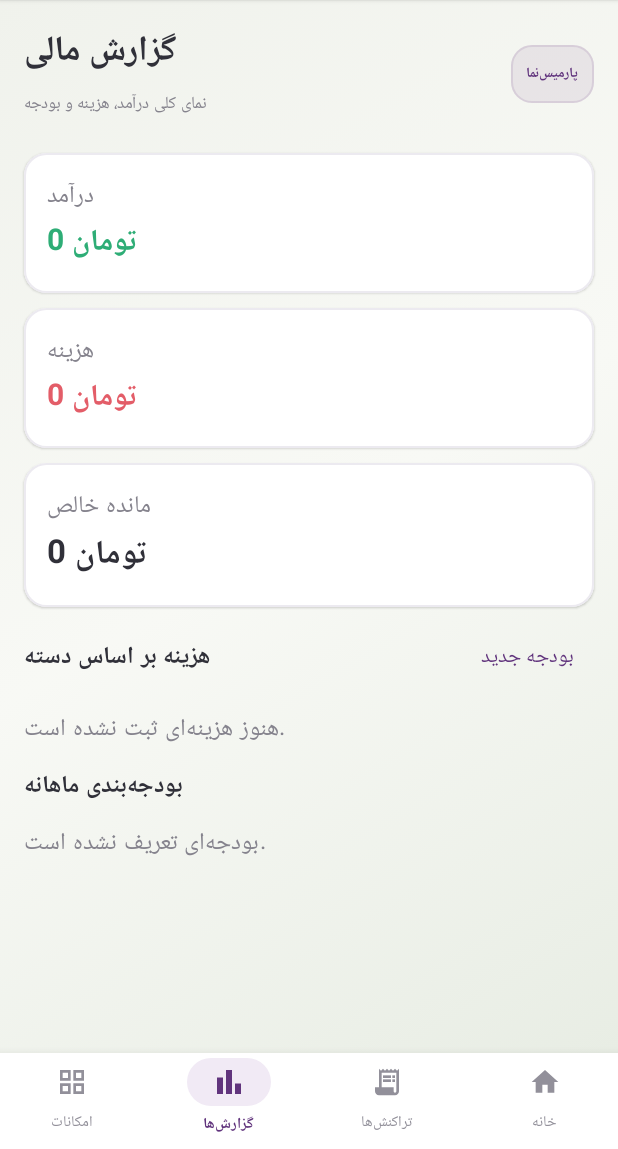
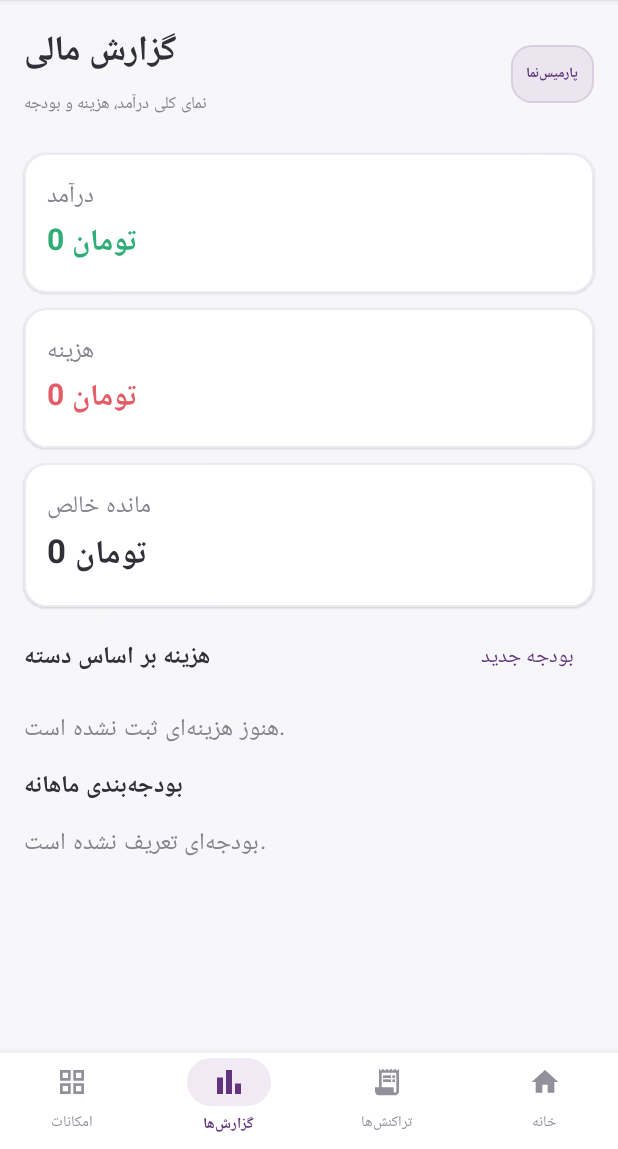
Before and after one commit to striran/family-finance-android, an Android app built with Jetpack Compose: the screen it shows after launch (MainActivity), item 2 of the bottom bar chosen, on a phone screen of 412 x 824 dp, the part 87-1236 px from its top. Run offline under Robolectric (Android 15) with nearby library versions, the phone set to English and light mode, and no system bars; 2 statements that could not run were skipped.

Commit message:
Finish light-mode readability and remove remaining legacy gradients

```diff
--- a/app/src/main/java/ir/striran/familyfinance/MainActivity.kt
+++ b/app/src/main/java/ir/striran/familyfinance/MainActivity.kt
@@ -338,7 +338,7 @@ fun FinanceApp(db: FinanceDatabase, onExport: () -> Unit, onImport: () -> Unit,
     when(dialog) {
             "transaction" -> TransactionDialog(db,accounts,dark,onDismiss={dialog=""},onSave={a,t,c,v,n->db.addTransaction(a,t,c,v,n).also{if(it)refresh++}})
             "edit" -> selected?.let { EditDialog(db,it,accounts,dark,onDismiss={dialog="";selected=null},onSave={a,t,c,v,n->db.updateTransaction(it.id,a,t,c,v,n).also{ok->if(ok)refresh++}}) }
-            "delete" -> selected?.let { AlertDialog(onDismissRequest={dialog="";selected=null},containerColor=if(dark) panel else Color(0xFFF8F9F5),title={Text("حذف تراکنش",color=Color.White)},text={GlassDialogBody(dark=dark) { Text("این تراکنش حذف و موجودی حساب اصلاح شود؟",color=Color.White) }},confirmButton={TextButton(onClick={if(db.deleteTransaction(it.id)){refresh++;dialog="";selected=null}else{Toast.makeText(context,"حذف انجام نشد؛ موجودی یا نوع تراکنش را بررسی کنید.",Toast.LENGTH_LONG).show()}}){Text("حذف")}},dismissButton={TextButton(onClick={dialog="";selected=null}){Text("انصراف")}}) }
+            "delete" -> selected?.let { AlertDialog(onDismissRequest={dialog="";selected=null},containerColor=if(dark) panel else Color(0xFFF8F9F5),title={Text("حذف تراکنش",color=if(dark)Color.White else Color(0xFF303039))},text={GlassDialogBody(dark=dark) { Text("این تراکنش حذف و موجودی حساب اصلاح شود؟",color=if(dark)Color.White else Color(0xFF303039)) }},confirmButton={TextButton(onClick={if(db.deleteTransaction(it.id)){refresh++;dialog="";selected=null}else{Toast.makeText(context,"حذف انجام نشد؛ موجودی یا نوع تراکنش را بررسی کنید.",Toast.LENGTH_LONG).show()}}){Text("حذف")}},dismissButton={TextButton(onClick={dialog="";selected=null}){Text("انصراف")}}) }
             "transfer" -> TransferDialog(accounts,dark,onDismiss={dialog=""},onSave={a,b,v,n->db.transfer(a,b,v,n).also{if(it)refresh++}})
             "member" -> SimpleNameDialog("افزودن عضو خانواده","نام عضو",dark,onDismiss={dialog=""},onSave={db.addMember(it).also{ok->if(ok)refresh++}})
             "account" -> AccountDialog(db.members(),dark,onDismiss={dialog=""},onSave={a,n->db.addAccount(a,n).also{if(it)refresh++}})
@@ -351,11 +351,11 @@ fun FinanceApp(db: FinanceDatabase, onExport: () -> Unit, onImport: () -> Unit,
             "markReceived" -> selectedReceivable?.let { receivable -> AlertDialog(onDismissRequest={dialog="";selectedReceivable=null},title={Text("ثبت دریافت طلب")},text={Text("مبلغ ${money(receivable.amount)} از ${receivable.person} دریافت شده است؟")},confirmButton={TextButton(onClick={if(db.markReceivableReceived(receivable.id))refresh++;dialog="";selectedReceivable=null}){Text("ثبت دریافت")}},dismissButton={TextButton(onClick={dialog="";selectedReceivable=null}){Text("انصراف")}}) }
             "deleteReceivable" -> selectedReceivable?.let { receivable -> AlertDialog(onDismissRequest={dialog="";selectedReceivable=null},title={Text("حذف طلب")},text={Text("طلب ثبت‌شده از ${receivable.person} حذف شود؟")},confirmButton={TextButton(onClick={db.deleteReceivable(receivable.id);refresh++;dialog="";selectedReceivable=null}){Text("حذف",color=pink)}},dismissButton={TextButton(onClick={dialog="";selectedReceivable=null}){Text("انصراف")}}) }
             "payDebt" -> selectedInstallment?.let { installment -> PayDebtDialog(installment,accounts,dark,onDismiss={dialog="";selectedInstallment=null},onSave={accountId->db.payDebtInstallment(installment.id,accountId).also{if(it)refresh++}}) }
-            "deleteDebt" -> selectedDebt?.let { debt -> AlertDialog(onDismissRequest={dialog="";selectedDebt=null},containerColor=if(dark) panel else Color(0xFFF8F9F5),title={Text("حذف بدهی",color=Color.White)},text={GlassDialogBody(dark=dark){Text(if(debt.paidAmount>0)"برای این بدهی پرداخت ثبت شده و حذف آن مجاز نیست." else "بدهی «${debt.title}» و اقساط آن حذف شود؟",color=Color.White)}},confirmButton={TextButton(onClick={if(db.deleteDebt(debt.id)){refresh++;dialog="";selectedDebt=null}else Toast.makeText(context,"بدهی دارای پرداخت قبلی قابل حذف نیست.",Toast.LENGTH_LONG).show()}){Text("حذف",color=pink)}},dismissButton={TextButton(onClick={dialog="";selectedDebt=null}){Text("انصراف")}}) }
+            "deleteDebt" -> selectedDebt?.let { debt -> AlertDialog(onDismissRequest={dialog="";selectedDebt=null},containerColor=if(dark) panel else Color(0xFFF8F9F5),title={Text("حذف بدهی",color=if(dark)Color.White else Color(0xFF303039))},text={GlassDialogBody(dark=dark){Text(if(debt.paidAmount>0)"برای این بدهی پرداخت ثبت شده و حذف آن مجاز نیست." else "بدهی «${debt.title}» و اقساط آن حذف شود؟",color=if(dark)Color.White else Color(0xFF303039))}},confirmButton={TextButton(onClick={if(db.deleteDebt(debt.id)){refresh++;dialog="";selectedDebt=null}else Toast.makeText(context,"بدهی دارای پرداخت قبلی قابل حذف نیست.",Toast.LENGTH_LONG).show()}){Text("حذف",color=pink)}},dismissButton={TextButton(onClick={dialog="";selectedDebt=null}){Text("انصراف")}}) }
             "goal" -> GoalDialog(dark,onDismiss={dialog=""},onSave={t,v->db.addGoal(t,v).also{if(it)refresh++}})
             "contribute" -> selectedGoal?.let { goal -> GoalContributionDialog(goal,dark,onDismiss={dialog="";selectedGoal=null},onSave={amount->db.contributeGoal(goal.id,amount).also{if(it)refresh++}}) }
-            "deleteGoal" -> selectedGoal?.let { goal -> AlertDialog(onDismissRequest={dialog="";selectedGoal=null},containerColor=if(dark) panel else Color(0xFFF8F9F5),title={Text("حذف هدف",color=Color.White)},text={GlassDialogBody(dark=dark) { Text("هدف «"+goal.title+"» حذف شود؟",color=Color.White) }},confirmButton={TextButton(onClick={db.deleteGoal(goal.id);refresh++;dialog="";selectedGoal=null}){Text("حذف",color=pink)}},dismissButton={TextButton(onClick={dialog="";selectedGoal=null}){Text("انصراف")}}) }
-            "deleteBudget" -> selectedBudget?.let { budget -> AlertDialog(onDismissRequest={dialog="";selectedBudget=null},containerColor=if(dark) panel else Color(0xFFF8F9F5),title={Text("حذف بودجه",color=Color.White)},text={GlassDialogBody(dark=dark) { Text("بودجه «"+budget.category+"» حذف شود؟",color=Color.White) }},confirmButton={TextButton(onClick={db.deleteBudget(budget.id);refresh++;dialog="";selectedBudget=null}){Text("حذف",color=pink)}},dismissButton={TextButton(onClick={dialog="";selectedBudget=null}){Text("انصراف")}}) }
+            "deleteGoal" -> selectedGoal?.let { goal -> AlertDialog(onDismissRequest={dialog="";selectedGoal=null},containerColor=if(dark) panel else Color(0xFFF8F9F5),title={Text("حذف هدف",color=if(dark)Color.White else Color(0xFF303039))},text={GlassDialogBody(dark=dark) { Text("هدف «"+goal.title+"» حذف شود؟",color=if(dark)Color.White else Color(0xFF303039)) }},confirmButton={TextButton(onClick={db.deleteGoal(goal.id);refresh++;dialog="";selectedGoal=null}){Text("حذف",color=pink)}},dismissButton={TextButton(onClick={dialog="";selectedGoal=null}){Text("انصراف")}}) }
+            "deleteBudget" -> selectedBudget?.let { budget -> AlertDialog(onDismissRequest={dialog="";selectedBudget=null},containerColor=if(dark) panel else Color(0xFFF8F9F5),title={Text("حذف بودجه",color=if(dark)Color.White else Color(0xFF303039))},text={GlassDialogBody(dark=dark) { Text("بودجه «"+budget.category+"» حذف شود؟",color=if(dark)Color.White else Color(0xFF303039)) }},confirmButton={TextButton(onClick={db.deleteBudget(budget.id);refresh++;dialog="";selectedBudget=null}){Text("حذف",color=pink)}},dismissButton={TextButton(onClick={dialog="";selectedBudget=null}){Text("انصراف")}}) }
             "cheque" -> ChequeDialog(dark,onDismiss={dialog=""},onSave={type,number,bank,person,amount,due,note->db.addCheque(type,number,bank,person,amount,due,note).also{if(it)refresh++}})
             "deleteCheque" -> selectedCheque?.let { cheque -> AlertDialog(onDismissRequest={dialog="";selectedCheque=null},title={Text("حذف چک")},text={Text("چک شماره ${cheque.number} حذف شود؟")},confirmButton={TextButton(onClick={db.deleteCheque(cheque.id);refresh++;dialog="";selectedCheque=null}){Text("حذف",color=pink)}},dismissButton={TextButton(onClick={dialog="";selectedCheque=null}){Text("انصراف")}}) }
         }
@@ -405,7 +405,7 @@ fun FinanceApp(db: FinanceDatabase, onExport: () -> Unit, onImport: () -> Unit,
     var number by remember{mutableStateOf("")};var bank by remember{mutableStateOf("")};var person by remember{mutableStateOf("")}
     var amount by remember{mutableStateOf("")};var note by remember{mutableStateOf("")}
     var due by remember{mutableLongStateOf(System.currentTimeMillis())};var error by remember{mutableStateOf(false)}
-    AlertDialog(onDismissRequest=onDismiss,containerColor=if(dark)panel else Color(0xFFF8F9F5),title={Text("ثبت چک جدید",color=Color.White)},text={GlassDialogBody(dark=dark){
+    AlertDialog(onDismissRequest=onDismiss,containerColor=if(dark)panel else Color(0xFFF8F9F5),title={Text("ثبت چک جدید",color=if(dark)Color.White else Color(0xFF303039))},text={GlassDialogBody(dark=dark){
         Column(verticalArrangement=Arrangement.spacedBy(8.dp)){
             Row(horizontalArrangement=Arrangement.spacedBy(8.dp)){listOf("دریافتی","پرداختی").forEach{FilterChip(selected=type==it,onClick={type=it},label={Text("چک $it")})}}
             OutText(number,{number=it;error=false},"شماره چک");OutText(bank,{bank=it;error=false},"نام بانک")
@@ -427,11 +427,11 @@ fun FinanceApp(db: FinanceDatabase, onExport: () -> Unit, onImport: () -> Unit,
     AlertDialog(
         onDismissRequest=onDismiss,
         containerColor=if(dark)panel else Color(0xFFF8F9F5),
-        title={Text("بررسی پیامک بانکی",color=Color.White)},
+        title={Text("بررسی پیامک بانکی",color=if(dark)Color.White else Color(0xFF303039))},
         text={GlassDialogBody(dark=dark) {
             Column(verticalArrangement=Arrangement.spacedBy(9.dp)) {
                 Text("نوع تراکنش: ${suggestion.type}",color=if(suggestion.type=="درآمد")aqua else pink,fontWeight=FontWeight.Bold)
-                Text("مبلغ شناسایی‌شده: ${money(suggestion.amount)}",color=Color.White,fontWeight=FontWeight.Bold)
+                Text("مبلغ شناسایی‌شده: ${money(suggestion.amount)}",color=if(dark)Color.White else Color(0xFF303039),fontWeight=FontWeight.Bold)
                 Text("دسته‌بندی پیشنهادی",color=muted)
                 Row(Modifier.fillMaxWidth().horizontalScroll(rememberScrollState()),horizontalArrangement=Arrangement.spacedBy(6.dp)) {
                     categories.forEach { item -> FilterChip(selected=category==item,onClick={category=item},label={Text(item)}) }
@@ -620,7 +620,7 @@ fun FinanceApp(db: FinanceDatabase, onExport: () -> Unit, onImport: () -> Unit,
     }
 }
 @Composable private fun ReportsPage(p:PaddingValues,income:Long,expense:Long,cats:List<Pair<String,Long>>,budgets:List<Budget>,fg:Color,sub:Color,dark:Boolean,onBudget:()->Unit,onDeleteBudget:(Budget)->Unit){
-    LazyColumn(Modifier.fillMaxSize().padding(p).background(Brush.linearGradient(if(dark) listOf(Color(0xFF1B2A34),Color(0xFF101A24),Color(0xFF17242B)) else listOf(Color(0xFFF0F2EC),Color(0xFFF8F9F5),Color(0xFFE8EDE4)))).padding(16.dp),verticalArrangement=Arrangement.spacedBy(10.dp)){
+    LazyColumn(Modifier.fillMaxSize().padding(p).background(if(dark)midnight else Color(0xFFF7F7F9)).padding(16.dp),verticalArrangement=Arrangement.spacedBy(10.dp)){
         item{ScreenHeading("گزارش مالی","نمای کلی درآمد، هزینه و بودجه",fg,sub,dark)}
         item{CategoryDonutChart(cats,fg,sub,dark)}
         item{GlassCard(dark=dark){Text("درآمد",color=sub);Text(money(income),color=aqua,fontSize=20.sp,fontWeight=FontWeight.Bold)}}
@@ -657,7 +657,7 @@ fun FinanceApp(db: FinanceDatabase, onExport: () -> Unit, onImport: () -> Unit,
     }
 }
 @Composable private fun MorePage(p:PaddingValues,goals:List<SavingGoal>,fg:Color,sub:Color,dark:Boolean,onAccounts:()->Unit,onDebts:()->Unit,onCheques:()->Unit,onGoal:()->Unit,onContribute:(SavingGoal)->Unit,onDeleteGoal:(SavingGoal)->Unit,onTheme:()->Unit,onExport:()->Unit,onImport:()->Unit,onExportExcel:()->Unit,onExportPdf:()->Unit){
-    LazyColumn(Modifier.fillMaxSize().padding(p).background(Brush.linearGradient(if(dark) listOf(Color(0xFF1B2A34),Color(0xFF101A24),Color(0xFF17242B)) else listOf(Color(0xFFF0F2EC),Color(0xFFF8F9F5),Color(0xFFE8EDE4)))).padding(16.dp),verticalArrangement=Arrangement.spacedBy(10.dp)){
+    LazyColumn(Modifier.fillMaxSize().padding(p).background(if(dark)midnight else Color(0xFFF7F7F9)).padding(16.dp),verticalArrangement=Arrangement.spacedBy(10.dp)){
         item{ScreenHeading("امکانات بیشتر","مدیریت بخش‌های مالی و تنظیمات",fg,sub,dark)}
         item{Text("بخش‌های اصلی",color=fg,fontWeight=FontWeight.Bold,fontSize=15.sp)}
         item{Row(horizontalArrangement=Arrangement.spacedBy(9.dp)){
@@ -686,7 +686,7 @@ fun FinanceApp(db: FinanceDatabase, onExport: () -> Unit, onImport: () -> Unit,
 ) {
     LazyColumn(
         Modifier.fillMaxSize().padding(p)
-            .background(Brush.linearGradient(if(dark) listOf(Color(0xFF1B2A34),Color(0xFF101A24),Color(0xFF17242B)) else listOf(Color(0xFFF0F2EC),Color(0xFFF8F9F5),Color(0xFFE8EDE4))))
+            .background(if(dark)midnight else Color(0xFFF7F7F9))
             .padding(horizontal=16.dp),
         contentPadding=PaddingValues(top=18.dp,bottom=28.dp),
         verticalArrangement=Arrangement.spacedBy(12.dp)
@@ -749,7 +749,7 @@ fun FinanceApp(db: FinanceDatabase, onExport: () -> Unit, onImport: () -> Unit,
     AlertDialog(
         onDismissRequest=onDismiss,
         containerColor=if(dark)panel else Color(0xFFF8F9F5),
-        title={Text("ثبت بدهی جدید",color=Color.White)},
+        title={Text("ثبت بدهی جدید",color=if(dark)Color.White else Color(0xFF303039))},
         text={GlassDialogBody(dark=dark) {
             Column(verticalArrangement=Arrangement.spacedBy(8.dp)) {
                 OutText(title,{title=it;error=false},"عنوان بدهی یا طلبکار")
@@ -782,7 +782,7 @@ fun FinanceApp(db: FinanceDatabase, onExport: () -> Unit, onImport: () -> Unit,
     var frequency by remember { mutableStateOf("ماهانه") }
     var due by remember { mutableLongStateOf(java.util.Calendar.getInstance().apply{add(java.util.Calendar.DAY_OF_YEAR,1)}.timeInMillis) }
     var error by remember { mutableStateOf(false) }
-    AlertDialog(onDismissRequest=onDismiss,containerColor=if(dark)panel else Color(0xFFF8F9F5),title={Text("ثبت هزینه دوره‌ای",color=Color.White)},
+    AlertDialog(onDismissRequest=onDismiss,containerColor=if(dark)panel else Color(0xFFF8F9F5),title={Text("ثبت هزینه دوره‌ای",color=if(dark)Color.White else Color(0xFF303039))},
         text={GlassDialogBody(dark=dark){Column(verticalArrangement=Arrangement.spacedBy(8.dp)){
             OutText(title,{title=it;error=false},"عنوان (مثلاً اینترنت یا برق)")
             OutText(category,{category=it;error=false},"دسته‌بندی")
@@ -800,9 +800,9 @@ fun FinanceApp(db: FinanceDatabase, onExport: () -> Unit, onImport: () -> Unit,
 @Composable private fun PayRecurringBillDialog(bill:RecurringBill,accounts:List<FinanceAccount>,dark:Boolean,onDismiss:()->Unit,onSave:(Long)->Boolean) {
     var accountId by remember{mutableLongStateOf(accounts.firstOrNull()?.id?:0L)}
     var error by remember{mutableStateOf(false)}
-    AlertDialog(onDismissRequest=onDismiss,containerColor=if(dark)panel else Color(0xFFF8F9F5),title={Text("ثبت پرداخت ${bill.title}",color=Color.White)},
+    AlertDialog(onDismissRequest=onDismiss,containerColor=if(dark)panel else Color(0xFFF8F9F5),title={Text("ثبت پرداخت ${bill.title}",color=if(dark)Color.White else Color(0xFF303039))},
         text={GlassDialogBody(dark=dark){Column(verticalArrangement=Arrangement.spacedBy(8.dp)){
-            Text("مبلغ: ${money(bill.amount)}",color=Color.White,fontWeight=FontWeight.Bold)
+            Text("مبلغ: ${money(bill.amount)}",color=if(dark)Color.White else Color(0xFF303039),fontWeight=FontWeight.Bold)
             Text("سررسید فعلی: ${jalali(bill.dueAt)}",color=muted,fontSize=12.sp)
             Text("برداشت از حساب:",color=muted)
             accounts.forEach{a->FilterChip(selected=accountId==a.id,onClick={accountId=a.id},label={Text("${a.memberName} · ${a.name} · ${money(a.balance)}")})}
@@ -823,7 +823,7 @@ fun FinanceApp(db: FinanceDatabase, onExport: () -> Unit, onImport: () -> Unit,
     AlertDialog(
         onDismissRequest=onDismiss,
         containerColor=if(dark)panel else Color(0xFFF8F9F5),
-        title={Text("ثبت طلب جدید",color=Color.White)},
+        title={Text("ثبت طلب جدید",color=if(dark)Color.White else Color(0xFF303039))},
         text={GlassDialogBody(dark=dark) {
             Column(verticalArrangement=Arrangement.spacedBy(8.dp)) {
                 OutText(person,{person=it;error=false},"نام شخص")
@@ -847,10 +847,10 @@ fun FinanceApp(db: FinanceDatabase, onExport: () -> Unit, onImport: () -> Unit,
     AlertDialog(
         onDismissRequest=onDismiss,
         containerColor=if(dark)panel else Color(0xFFF8F9F5),
-        title={Text("پرداخت قسط ${installment.number}",color=Color.White)},
+        title={Text("پرداخت قسط ${installment.number}",color=if(dark)Color.White else Color(0xFF303039))},
         text={GlassDialogBody(dark=dark) {
             Column(verticalArrangement=Arrangement.spacedBy(8.dp)) {
-                Text("مبلغ قسط: ${money(installment.amount)}",color=Color.White,fontWeight=FontWeight.Bold)
+                Text("مبلغ قسط: ${money(installment.amount)}",color=if(dark)Color.White else Color(0xFF303039),fontWeight=FontWeight.Bold)
                 Text("سررسید: ${jalali(installment.dueAt)}",color=muted,fontSize=12.sp)
                 Text("برداشت از حساب:",color=muted)
                 accounts.forEach { a ->
@@ -883,7 +883,7 @@ fun FinanceApp(db: FinanceDatabase, onExport: () -> Unit, onImport: () -> Unit,
     var newCategory by remember { mutableStateOf("") }
     var categoryError by remember { mutableStateOf(false) }
     val categoryOptions = remember(type) { db.categories(type) }
-    AlertDialog(onDismissRequest=onDismiss,containerColor=if(dark) panel else Color(0xFFF8F9F5),title={Text(title,color=Color.White)},
+    AlertDialog(onDismissRequest=onDismiss,containerColor=if(dark) panel else Color(0xFFF8F9F5),title={Text(title,color=if(dark)Color.White else Color(0xFF303039))},
         text={GlassDialogBody(dark=dark) {
             Column(verticalArrangement=Arrangement.spacedBy(8.dp)){
                 Row { FilterChip(type=="درآمد",{type="درآمد";category=db.categories("درآمد").firstOrNull().orEmpty()},{Text("درآمد")}); Spacer(Modifier.width(8.dp)); FilterChip(type=="هزینه",{type="هزینه";category=db.categories("هزینه").firstOrNull().orEmpty()},{Text("هزینه")}) }
@@ -905,7 +905,7 @@ fun FinanceApp(db: FinanceDatabase, onExport: () -> Unit, onImport: () -> Unit,
     if(showAddCategory) AlertDialog(
         onDismissRequest={showAddCategory=false;newCategory="";categoryError=false},
         containerColor=if(dark)panel else Color(0xFFF8F9F5),
-        title={Text("افزودن دسته‌بندی $type",color=Color.White)},
+        title={Text("افزودن دسته‌بندی $type",color=if(dark)Color.White else Color(0xFF303039))},
         text={GlassDialogBody(dark=dark) {
             Column(verticalArrangement=Arrangement.spacedBy(8.dp)) {
                 OutText(newCategory,{newCategory=it;categoryError=false},"نام دسته‌بندی جدید")
@@ -925,7 +925,7 @@ fun FinanceApp(db: FinanceDatabase, onExport: () -> Unit, onImport: () -> Unit,
     var amount by remember{mutableStateOf("")}
     var note by remember{mutableStateOf("")}
     var error by remember{mutableStateOf(false)}
-    AlertDialog(onDismissRequest=onDismiss,containerColor=if(dark) panel else Color(0xFFF8F9F5),title={Text("انتقال وجه بین حساب‌ها",color=Color.White)},
+    AlertDialog(onDismissRequest=onDismiss,containerColor=if(dark) panel else Color(0xFFF8F9F5),title={Text("انتقال وجه بین حساب‌ها",color=if(dark)Color.White else Color(0xFF303039))},
         text={GlassDialogBody(dark=dark) {
             Column(verticalArrangement=Arrangement.spacedBy(8.dp)){
                 Text("حساب مبدأ",color=muted)
@@ -943,7 +943,7 @@ fun FinanceApp(db: FinanceDatabase, onExport: () -> Unit, onImport: () -> Unit,
 @Composable private fun SimpleNameDialog(title:String,label:String,dark:Boolean,onDismiss:()->Unit,onSave:(String)->Boolean){
     var v by remember{mutableStateOf("")}
     var error by remember{mutableStateOf(false)}
-    AlertDialog(onDismissRequest=onDismiss,containerColor=if(dark) panel else Color(0xFFF8F9F5),title={Text(title,color=Color.White)},
+    AlertDialog(onDismissRequest=onDismiss,containerColor=if(dark) panel else Color(0xFFF8F9F5),title={Text(title,color=if(dark)Color.White else Color(0xFF303039))},
         text={GlassDialogBody(dark=dark) { Column { OutText(v,{v=it;error=false},label); if(error) Text("مقدار معتبر وارد کنید.",color=pink) } }},
         confirmButton={TextButton(onClick={if(onSave(v))onDismiss()else error=true}){Text("ذخیره")}},
         dismissButton={TextButton(onClick=onDismiss){Text("انصراف")}})
@@ -952,7 +952,7 @@ fun FinanceApp(db: FinanceDatabase, onExport: () -> Unit, onImport: () -> Unit,
     var id by remember{mutableStateOf(members.firstOrNull()?.id?:0L)}
     var name by remember{mutableStateOf("")}
     var error by remember{mutableStateOf(false)}
-    AlertDialog(onDismissRequest=onDismiss,containerColor=if(dark) panel else Color(0xFFF8F9F5),title={Text("افزودن حساب",color=Color.White)},
+    AlertDialog(onDismissRequest=onDismiss,containerColor=if(dark) panel else Color(0xFFF8F9F5),title={Text("افزودن حساب",color=if(dark)Color.White else Color(0xFF303039))},
         text={GlassDialogBody(dark=dark) { Column { members.forEach{FilterChip(id==it.id,{id=it.id},{Text(it.name)})}; OutText(name,{name=it;error=false},"نام حساب"); if(error)Text("نام حساب و عضو را بررسی کنید.",color=pink) } }},
         confirmButton={TextButton(onClick={if(onSave(id,name))onDismiss()else error=true}){Text("ذخیره")}},
         dismissButton={TextButton(onClick=onDismiss){Text("انصراف")}})
@@ -961,7 +961,7 @@ fun FinanceApp(db: FinanceDatabase, onExport: () -> Unit, onImport: () -> Unit,
     var c by remember{mutableStateOf("خرید روزانه")}
     var a by remember{mutableStateOf("")}
     var error by remember{mutableStateOf(false)}
-    AlertDialog(onDismissRequest=onDismiss,containerColor=if(dark) panel else Color(0xFFF8F9F5),title={Text("تعریف بودجه ماهانه",color=Color.White)},
+    AlertDialog(onDismissRequest=onDismiss,containerColor=if(dark) panel else Color(0xFFF8F9F5),title={Text("تعریف بودجه ماهانه",color=if(dark)Color.White else Color(0xFF303039))},
         text={GlassDialogBody(dark=dark) { Column(verticalArrangement=Arrangement.spacedBy(8.dp)){OutText(c,{c=it;error=false},"دسته‌بندی");OutText(a,{a=formatAmount(it);error=false},"سقف بودجه به تومان",numeric=true);if(error)Text("دسته‌بندی و مبلغ معتبر وارد کنید.",color=pink)} }},
         confirmButton={TextButton(onClick={val v=parseAmount(a);if(v!=null&&v>0&&onSave(c,v))onDismiss()else error=true}){Text("ذخیره")}},
         dismissButton={TextButton(onClick=onDismiss){Text("انصراف")}})
@@ -970,7 +970,7 @@ fun FinanceApp(db: FinanceDatabase, onExport: () -> Unit, onImport: () -> Unit,
     var t by remember{mutableStateOf("")}
     var a by remember{mutableStateOf("")}
     var error by remember{mutableStateOf(false)}
-    AlertDialog(onDismissRequest=onDismiss,containerColor=if(dark) panel else Color(0xFFF8F9F5),title={Text("هدف پس‌انداز جدید",color=Color.White)},
+    AlertDialog(onDismissRequest=onDismiss,containerColor=if(dark) panel else Color(0xFFF8F9F5),title={Text("هدف پس‌انداز جدید",color=if(dark)Color.White else Color(0xFF303039))},
         text={GlassDialogBody(dark=dark) { Column(verticalArrangement=Arrangement.spacedBy(8.dp)){OutText(t,{t=it;error=false},"عنوان هدف");OutText(a,{a=formatAmount(it);error=false},"مبلغ هدف به تومان",numeric=true);if(error)Text("عنوان هدف و مبلغ معتبر وارد کنید.",color=pink)} }},
         confirmButton={TextButton(onClick={val v=parseAmount(a);if(t.isNotBlank()&&v!=null&&v>0&&onSave(t.trim(),v))onDismiss()else error=true}){Text("ذخیره")}},
         dismissButton={TextButton(onClick=onDismiss){Text("انصراف")}})
@@ -978,7 +978,7 @@ fun FinanceApp(db: FinanceDatabase, onExport: () -> Unit, onImport: () -> Unit,
 @Composable private fun GoalContributionDialog(goal:SavingGoal,dark:Boolean,onDismiss:()->Unit,onSave:(Long)->Boolean){
     var amount by remember{mutableStateOf("")}
     var error by remember{mutableStateOf(false)}
-    AlertDialog(onDismissRequest=onDismiss,containerColor=if(dark) panel else Color(0xFFF8F9F5),title={Text("افزودن به هدف پس‌انداز",color=Color.White)},
+    AlertDialog(onDismissRequest=onDismiss,containerColor=if(dark) panel else Color(0xFFF8F9F5),title={Text("افزودن به هدف پس‌انداز",color=if(dark)Color.White else Color(0xFF303039))},
         text={GlassDialogBody(dark=dark) { Column(verticalArrangement=Arrangement.spacedBy(8.dp)){Text("هدف: ${goal.title}");Text("باقی‌مانده: ${money((goal.target-goal.saved).coerceAtLeast(0))}");OutText(amount,{amount=formatAmount(it);error=false},"مبلغ واریزی به تومان",numeric=true);if(error)Text("مبلغ معتبر وارد کنید و از مبلغ باقی‌مانده بیشتر نباشد.",color=pink)} }},
         confirmButton={TextButton(onClick={val v=parseAmount(amount);if(v!=null&&v>0&&v<=goal.target-goal.saved&&onSave(v))onDismiss()else error=true}){Text("ثبت پس‌انداز")}},
         dismissButton={TextButton(onClick=onDismiss){Text("انصراف")}})
```
